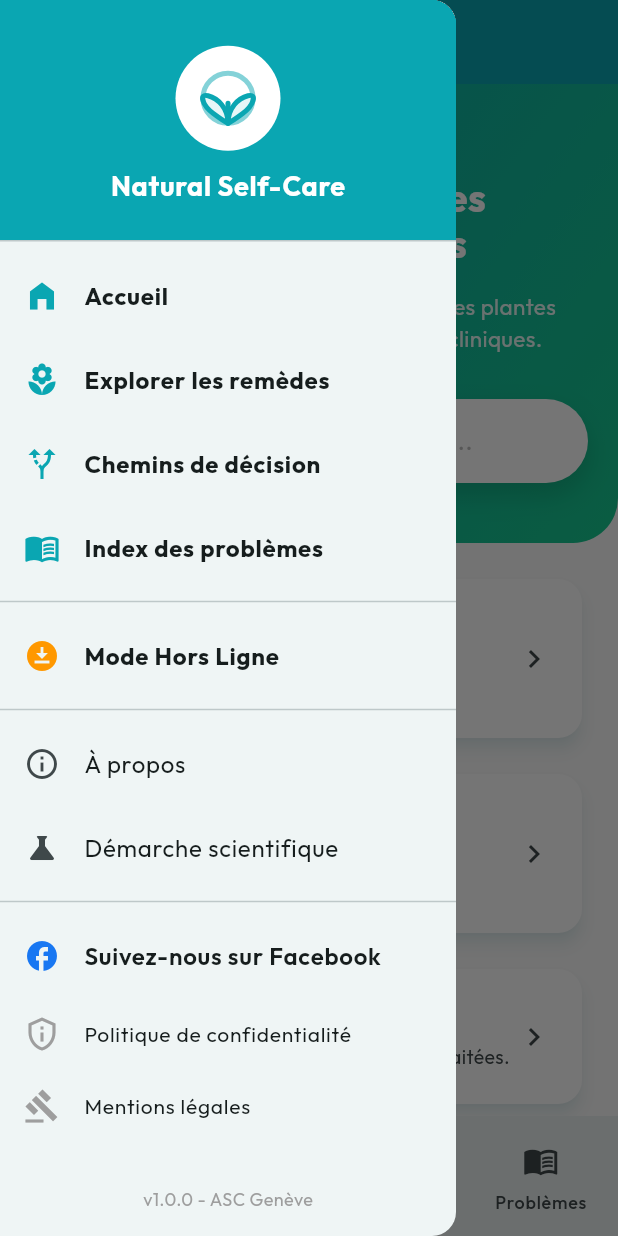
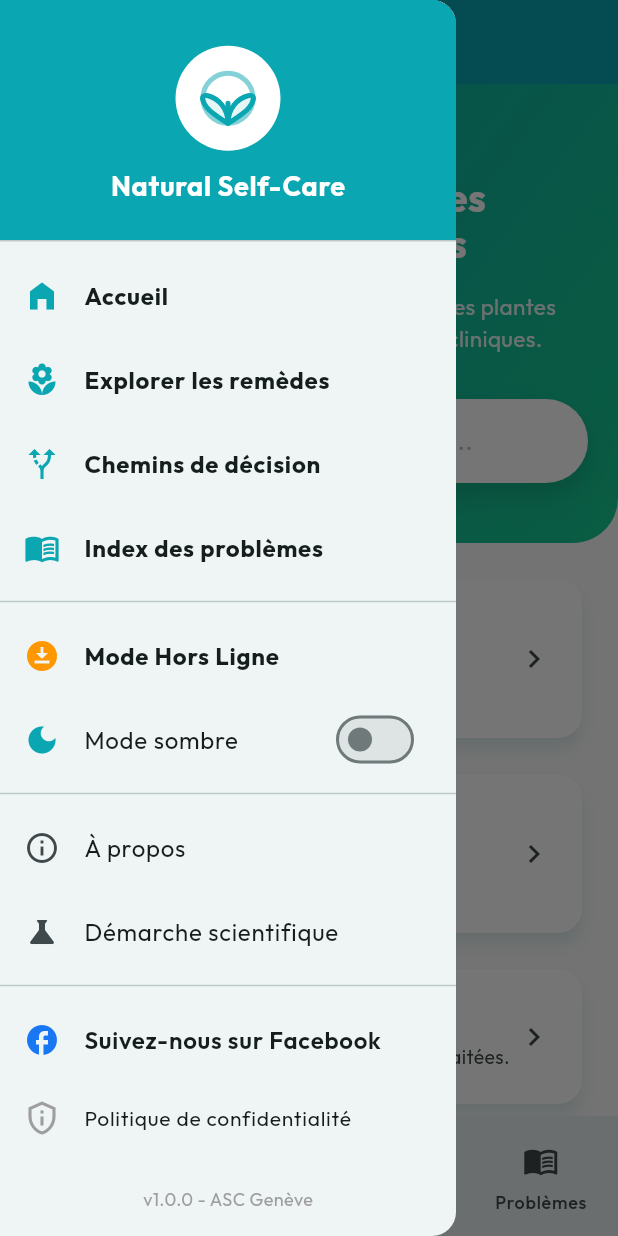
Before and after one commit to k-rossaints/natural_self_care_mobile, a Flutter app: the screen it shows after launch, with the side drawer open, on a phone screen of 412 x 824 dp. Run offline on Flutter 3.47's test engine with Material 3 defaults, Android fonts, the phone set to English and light mode, and no system bars; our stand-ins replace cached_network_image, connectivity_plus, dio, flutter_cache_manager, flutter_riverpod, flutter_svg and 5 more; network calls fail.

Commit message:
Add dark mode toggle with persistence

```diff
--- a/lib/main.dart
+++ b/lib/main.dart
@@ -2,6 +2,7 @@ import 'package:flutter/material.dart';
 import 'package:flutter_riverpod/flutter_riverpod.dart';
 import 'theme.dart';
 import 'screens/main_scaffold.dart';
+import 'providers/theme_provider.dart';
 
 void main() {
   runApp(
@@ -11,17 +12,18 @@ void main() {
   );
 }
 
-class MyApp extends StatelessWidget {
+class MyApp extends ConsumerWidget {
   const MyApp({super.key});
 
   @override
-  Widget build(BuildContext context) {
+  Widget build(BuildContext context, WidgetRef ref) {
+    final themeMode = ref.watch(themeModeProvider);
     return MaterialApp(
       title: 'Natural Self-Care',
       debugShowCheckedModeBanner: false,
       theme: AppTheme.lightTheme,
       darkTheme: AppTheme.darkTheme,
-      themeMode: ThemeMode.system,
+      themeMode: themeMode,
       home: const MainScaffold(),
     );
   }
--- a/lib/widgets/main_drawer.dart
+++ b/lib/widgets/main_drawer.dart
@@ -2,11 +2,13 @@ import 'package:flutter/material.dart';
 import '../theme.dart';
 import '../screens/about_screen.dart';
 import '../screens/methodology_screen.dart';
-import '../screens/offline_settings_screen.dart'; // <--- IMPORT
+import '../screens/offline_settings_screen.dart';
 import 'package:flutter_svg/flutter_svg.dart';
 import 'package:url_launcher/url_launcher.dart';
+import 'package:flutter_riverpod/flutter_riverpod.dart';
+import '../providers/theme_provider.dart';
 
-class MainDrawer extends StatelessWidget {
+class MainDrawer extends ConsumerWidget {
   final Function(int) onTabChange;
 
   const MainDrawer({super.key, required this.onTabChange});
@@ -21,9 +23,11 @@ class MainDrawer extends StatelessWidget {
   }
 
   @override
-  Widget build(BuildContext context) {
+  Widget build(BuildContext context, WidgetRef ref) {
     final isDark = Theme.of(context).brightness == Brightness.dark;
     final tealColor = isDark ? AppTheme.tealDark : AppTheme.teal1;
+    final themeMode = ref.watch(themeModeProvider);
+    final isDarkMode = themeMode == ThemeMode.dark;
 
     return Drawer(
       child: Column(
@@ -90,7 +94,6 @@ class MainDrawer extends StatelessWidget {
 
                 const Divider(),
 
-                // --- NOUVEAU BOUTON HORS LIGNE ---
                 ListTile(
                   leading: const Icon(Icons.download_for_offline, color: Colors.orange),
                   title: const Text('Mode Hors Ligne', style: TextStyle(fontWeight: FontWeight.bold)),
@@ -98,6 +101,16 @@ class MainDrawer extends StatelessWidget {
                     Navigator.pop(context);
                     Navigator.push(context, MaterialPageRoute(builder: (context) => const OfflineSettingsScreen()));
                   },
+                ),
+
+                ListTile(
+                  leading: Icon(isDarkMode ? Icons.light_mode : Icons.dark_mode, color: tealColor),
+                  title: Text(isDarkMode ? 'Mode clair' : 'Mode sombre'),
+                  trailing: Switch(
+                    value: isDarkMode,
+                    onChanged: (_) => ref.read(themeModeProvider.notifier).toggle(),
+                    activeColor: AppTheme.teal1,
+                  ),
                 ),
 
                 const Divider(),
```
Also changed, not shown: lib/providers/theme_provider.dart (added, +38 -0 lines), pubspec.lock.
